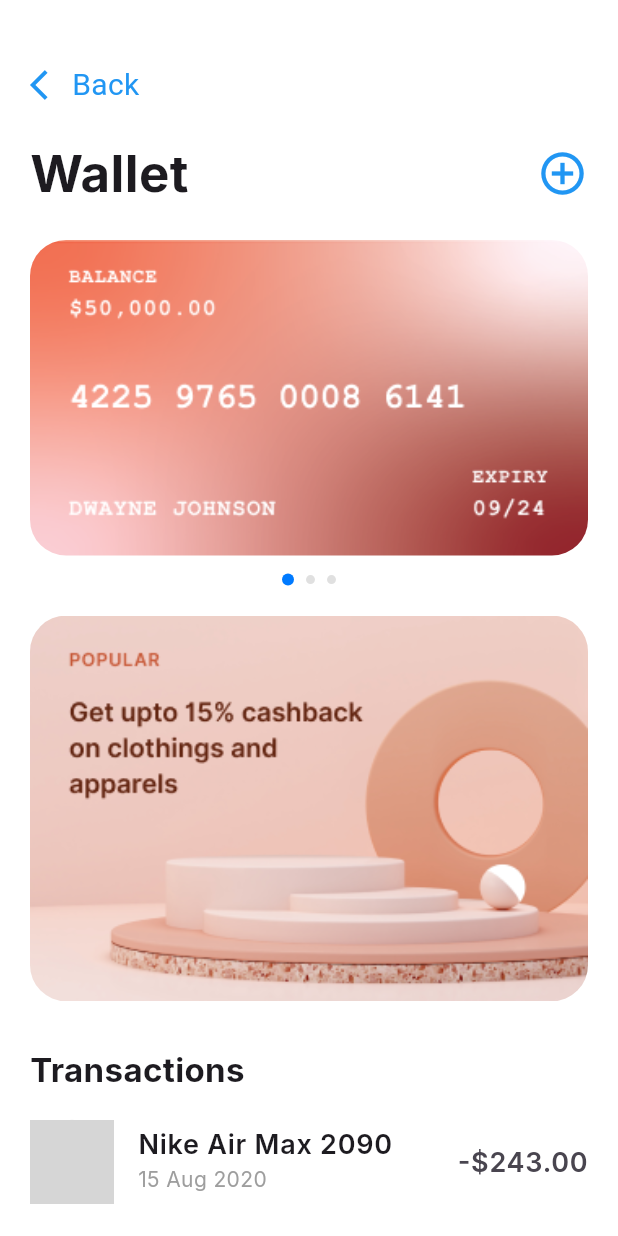
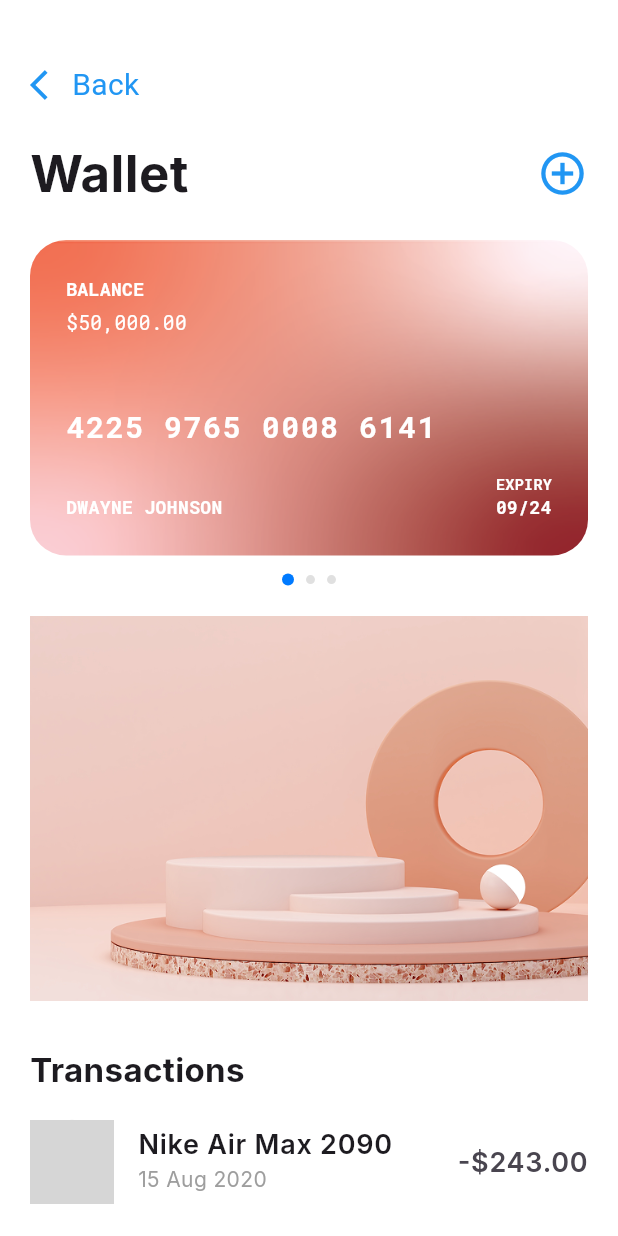
Before and after one commit to sammyweb22/clothing_flutter, a Flutter app: the WalletScreen screen opened by its route, on a phone screen of 412 x 824 dp. Run offline on Flutter 3.47's test engine with Material 3 defaults, Android fonts, the light colour scheme and no system bars; our stand-ins replace flutter_svg, gap, google_fonts; grey boxes are pictures that could not be loaded.

Commit message:
Update wallet and payment screens

```diff
--- a/lib/wallet_screen.dart
+++ b/lib/wallet_screen.dart
@@ -71,7 +71,7 @@ class WalletScreen extends StatelessWidget {
                 const SizedBox(height: 20),
 
                 // VISA Card
-                const WalletCard(image: "assets/images/visa.png"),
+                const WalletCard(),
 
                 const SizedBox(height: 12),
 
@@ -81,7 +81,7 @@ class WalletScreen extends StatelessWidget {
                 const SizedBox(height: 20),
 
                 // Popular Card
-                const WalletCard(image: "assets/images/popular.png"),
+                Image.asset("assets/images/popular.png"),
 
                 const SizedBox(height: 30),
 
--- a/lib/widgets/wallet_card.dart
+++ b/lib/widgets/wallet_card.dart
@@ -1,15 +1,106 @@
 import 'package:flutter/material.dart';
+import 'package:google_fonts/google_fonts.dart';
 
 class WalletCard extends StatelessWidget {
-  final String image;
-
-  const WalletCard({super.key, required this.image});
+  const WalletCard({super.key});
 
   @override
   Widget build(BuildContext context) {
-    return ClipRRect(
-      borderRadius: BorderRadius.circular(24),
-      child: Image.asset(image, width: double.infinity, fit: BoxFit.cover),
+    return AspectRatio(
+      aspectRatio: 343 / 194,
+      child: Stack(
+        children: [
+          // Background PNG
+          ClipRRect(
+            borderRadius: BorderRadius.circular(24),
+            child: Image.asset(
+              "assets/images/wallet1.png",
+              width: double.infinity,
+              height: double.infinity,
+              fit: BoxFit.cover,
+            ),
+          ),
+
+          // Text on top of the image
+          Padding(
+            padding: const EdgeInsets.all(24),
+            child: Column(
+              crossAxisAlignment: CrossAxisAlignment.start,
+              children: [
+                Text(
+                  "BALANCE",
+                  style: GoogleFonts.robotoMono(
+                    color: Colors.white,
+                    fontSize: 12,
+                    fontWeight: FontWeight.bold,
+                  ),
+                ),
+
+                const SizedBox(height: 5),
+
+                Text(
+                  "\$50,000.00",
+                  style: GoogleFonts.robotoMono(
+                    color: Colors.white,
+                    fontSize: 13,
+                  ),
+                ),
+
+                const SizedBox(height: 45),
+
+                Text(
+                  "4225 9765 0008 6141",
+                  style: GoogleFonts.robotoMono(
+                    color: Colors.white,
+                    fontSize: 20,
+                    fontWeight: FontWeight.bold,
+                    letterSpacing: 1,
+                  ),
+                ),
+
+                const Spacer(),
+
+                Row(
+                  mainAxisAlignment: MainAxisAlignment.spaceBetween,
+                  crossAxisAlignment: CrossAxisAlignment.end,
+                  children: [
+                    Text(
+                      "DWAYNE JOHNSON",
+                      style: GoogleFonts.robotoMono(
+                        color: Colors.white,
+                        fontSize: 12,
+                        fontWeight: FontWeight.bold,
+                      ),
+                    ),
+
+                    Column(
+                      crossAxisAlignment: CrossAxisAlignment.start,
+                      children: [
+                        Text(
+                          "EXPIRY",
+                          style: GoogleFonts.robotoMono(
+                            color: Colors.white,
+                            fontSize: 10,
+                            fontWeight: FontWeight.bold,
+                          ),
+                        ),
+                        Text(
+                          "09/24",
+                          style: GoogleFonts.robotoMono(
+                            color: Colors.white,
+                            fontSize: 12,
+                            fontWeight: FontWeight.bold,
+                          ),
+                        ),
+                      ],
+                    ),
+                  ],
+                ),
+              ],
+            ),
+          ),
+        ],
+      ),
     );
   }
 }
```
Also changed, not shown: lib/newcard_screen.dart (+32 -6 lines), lib/receipt_screen.dart (+26 -43 lines), lib/widgets/home_header.dart (+9 -1 lines), assets/images/popular.png, assets/images/wallet1.png (added), assets/images/wallet2.png (added).
